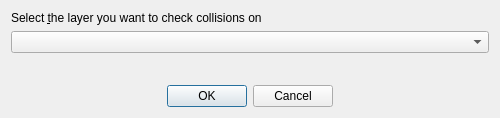
The window that PluginSelectionDialogBase.ui (WolfangT/lineAnalysis) describes before a commit, drawn with Qt 5.
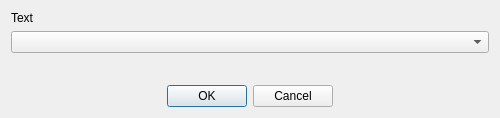
The same window after the commit.

What changed in the file:
```diff
--- a/PluginSelectionDialogBase.ui
+++ b/PluginSelectionDialogBase.ui
@@ -49,7 +49,7 @@
    <item row="0" column="0">
     <widget class="QLabel" name="label">
      <property name="text">
-      <string>Select &amp;the layer you want to check collisions on</string>
+      <string>Text</string>
      </property>
      <property name="buddy">
       <cstring>comboPlugin</cstring>
```
Left out of the diff: 2 changed lines with no effect on the pictures.
